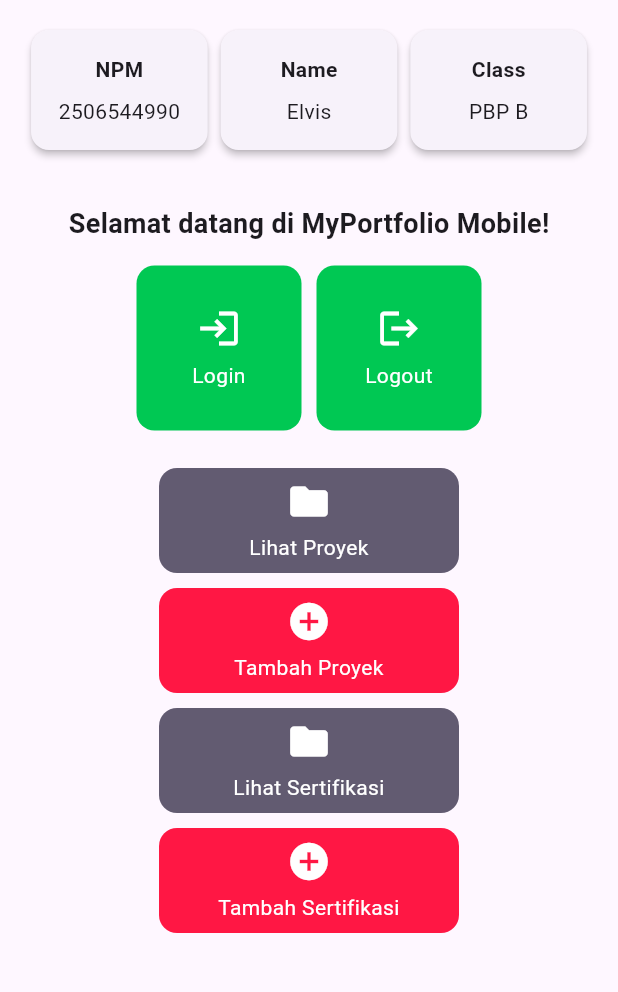
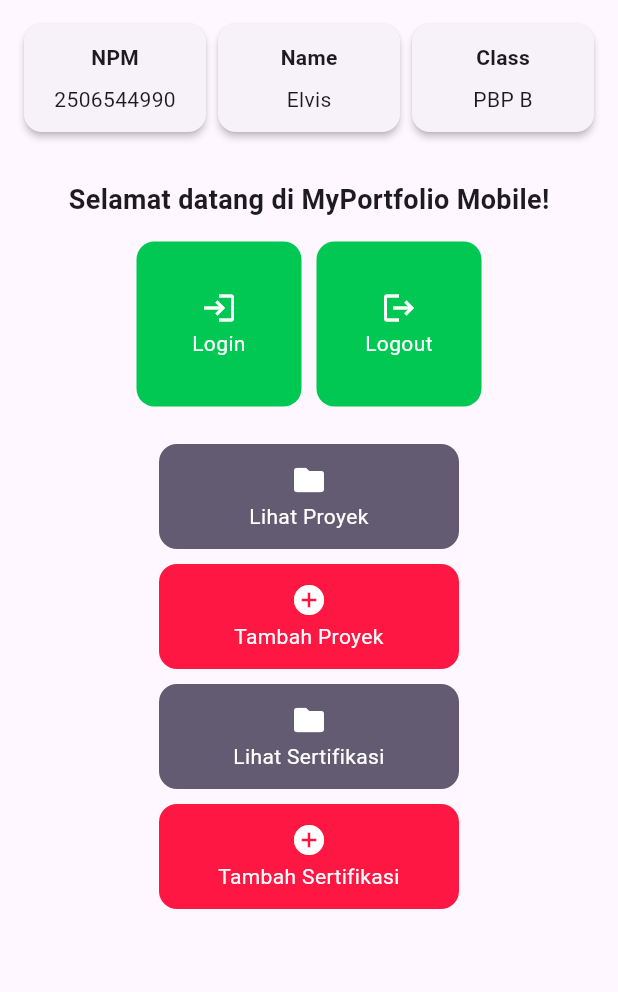
Before and after one commit to vis-fishy/myportofolio-mobile, a Flutter app: the screen it shows after launch, on a phone screen of 412 x 824 dp, the part 84-1076 px from its top. Run offline on Flutter 3.47's test engine with Material 3 defaults, Android fonts, the phone set to English and light mode, and no system bars; our stand-ins replace material_ui.

Commit message:
fix: layout overflow in ci

```diff
--- a/lib/screens/menu.dart
+++ b/lib/screens/menu.dart
@@ -43,11 +43,12 @@ class MyHomePageScreen extends StatelessWidget {
           children: [
             // Baris horizontal untuk menampilkan 3 InfoCard secara sejajar.
             Row(
-              mainAxisAlignment: MainAxisAlignment.spaceEvenly,
               children: [
-                InfoCard(title: 'NPM', content: npm),
-                InfoCard(title: 'Name', content: nama),
-                InfoCard(title: 'Class', content: kelas),
+                Expanded(child: InfoCard(title: 'NPM', content: npm)),
+                const SizedBox(width: 8),
+                Expanded(child: InfoCard(title: 'Name', content: nama)),
+                const SizedBox(width: 8),
+                Expanded(child: InfoCard(title: 'Class', content: kelas)),
               ],
             ),
 
@@ -123,14 +124,12 @@ class InfoCard extends StatelessWidget {
   @override
   Widget build(BuildContext context) {
     return Card(
-      // Memberikan efek bayangan kartu elevasi 2 unit.
       elevation: 2.0,
-      child: Container(
-        // Menyesuaikan lebar kartu dengan proporsi layar (dibagi 3.5).
-        width: MediaQuery.of(context).size.width / 3.5,
-        padding: const EdgeInsets.all(16.0),
-        // Menyusun teks title dan content secara vertikal.
+      margin: EdgeInsets.zero,
+      child: Padding(
+        padding: const EdgeInsets.all(12.0),
         child: Column(
+          mainAxisSize: MainAxisSize.min,
           children: [
             Text(title, style: const TextStyle(fontWeight: FontWeight.bold)),
             const SizedBox(height: 8.0),
--- a/lib/widgets/project_card.dart
+++ b/lib/widgets/project_card.dart
@@ -64,14 +64,17 @@ class ItemCard extends StatelessWidget {
           padding: const EdgeInsets.all(2),
           child: Center(
             child: Column(
+              mainAxisSize: MainAxisSize.min,
               mainAxisAlignment: MainAxisAlignment.center,
               children: [
-                Icon(item.icon, color: Colors.white, size: 30.0),
-                const Padding(padding: EdgeInsets.all(3)),
+                Icon(item.icon, color: Colors.white, size: 24.0),
+                const SizedBox(height: 2),
                 Text(
                   item.name,
+                  maxLines: 2,
+                  overflow: TextOverflow.ellipsis,
                   textAlign: TextAlign.center,
-                  style: const TextStyle(color: Colors.white),
+                  style: const TextStyle(color: Colors.white, fontSize: 14),
                 ),
               ],
             ),
```
Also changed, not shown: 1 other file.
